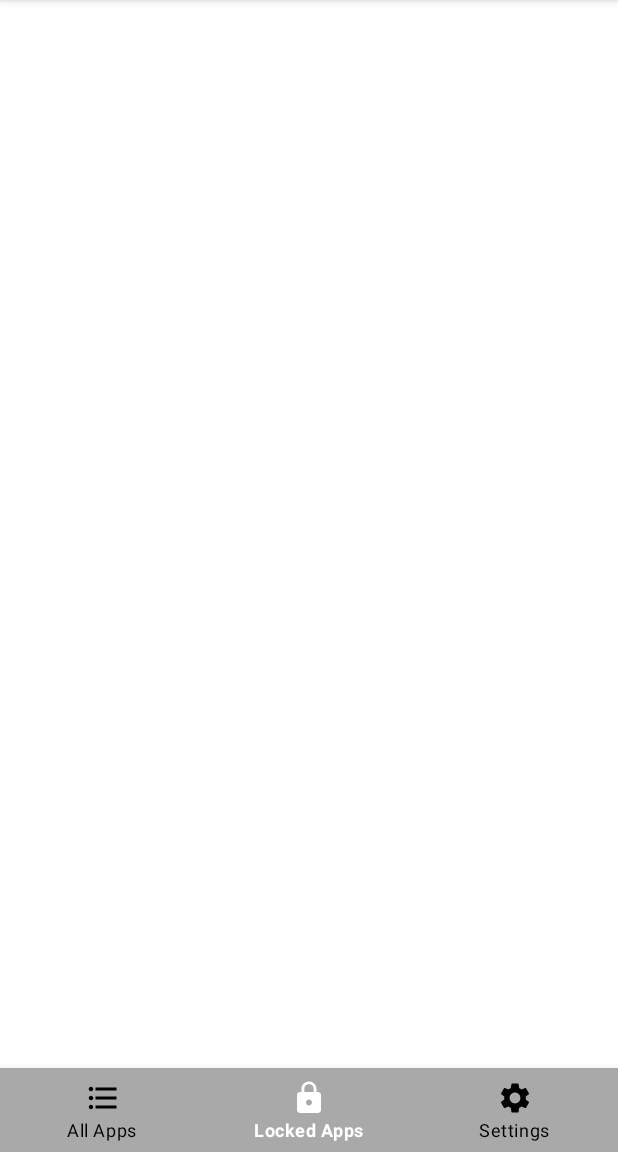
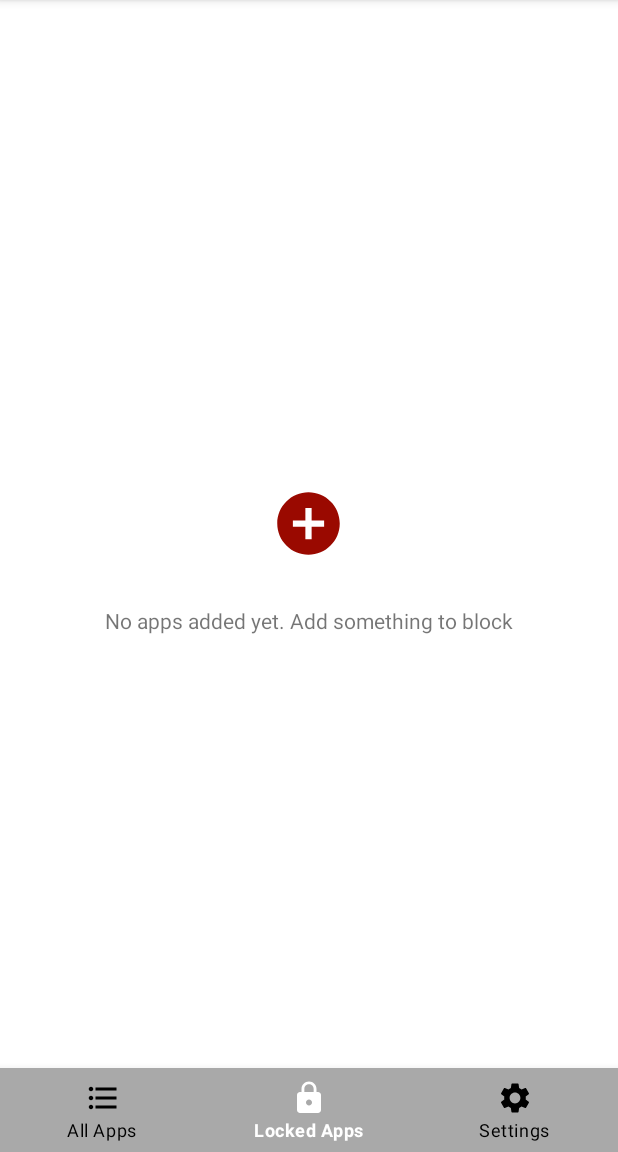
Before and after one commit to diyarfaraj/AppBlockr, an Android app: the screen it shows after launch (MainActivity), on a phone screen of 412 x 824 dp, the part 84-1236 px from its top. Run offline under Robolectric (Android 15) with nearby library versions, the phone set to English and light mode, and no system bars.

Commit message:
centered empty locked apps info

```diff
--- a/app/src/main/java/com/example/appblockr/MainActivity.java
+++ b/app/src/main/java/com/example/appblockr/MainActivity.java
@@ -19,7 +19,6 @@ import androidx.appcompat.app.AppCompatActivity;
 import androidx.recyclerview.widget.LinearLayoutManager;
 import androidx.recyclerview.widget.RecyclerView;
 
-import com.example.appblockr.adapter.AllAppAdapter;
 import com.example.appblockr.adapter.LockedAppAdapter;
 import com.example.appblockr.model.AppModel;
 import com.example.appblockr.services.BackgroundManager;
@@ -34,7 +33,7 @@ public class MainActivity extends AppCompatActivity {
     static List<AppModel> lockedAppsList = new ArrayList<>();
     static Context context;
     LockedAppAdapter lockedAppsAdapter = new LockedAppAdapter(lockedAppsList,context);
-    AllAppAdapter installedAppsAdapter = new AllAppAdapter(allInstalledApps,context);
+    //AllAppAdapter installedAppsAdapter = new AllAppAdapter(allInstalledApps,context);
     RecyclerView recyclerView;
     LockedAppAdapter adapter;
     ProgressDialog progressDialog;
@@ -104,7 +103,7 @@ public class MainActivity extends AppCompatActivity {
             }
 
         }
-        installedAppsAdapter.notifyDataSetChanged();
+        //installedAppsAdapter.notifyDataSetChanged();
         lockedAppsAdapter.notifyDataSetChanged();
         progressDialog.dismiss();
     }
--- a/app/src/main/res/layout/activity_main.xml
+++ b/app/src/main/res/layout/activity_main.xml
@@ -15,7 +15,37 @@
       app:layout_constraintBottom_toBottomOf="parent"
       app:layout_constraintEnd_toEndOf="parent"
       app:layout_constraintStart_toStartOf="parent"
-      app:layout_constraintTop_toTopOf="parent"></androidx.recyclerview.widget.RecyclerView>
+      app:layout_constraintTop_toTopOf="parent"/>
+
+  <LinearLayout
+      android:id="@+id/relativeLayout"
+      android:layout_width="match_parent"
+      android:layout_height="match_parent"
+      android:gravity="center"
+      android:orientation="vertical">
+
+
+    <ImageView
+        android:id="@+id/all_apps_button_img"
+        android:layout_width="50dp"
+        android:layout_height="50dp"
+        android:layout_gravity="center"
+        android:elevation="5dp"
+        android:src="@drawable/ic_baseline_add_circle_24"
+        android:background="@drawable/shadow"
+        />
+    <TextView
+        android:paddingTop="30dp"
+        android:layout_width="wrap_content"
+        android:layout_height="wrap_content"
+        android:text="No apps added yet. Add something to block"
+        android:layout_marginBottom="20dp"/>
+
+
+  </LinearLayout>
+
+
+
 
   <com.google.android.material.bottomnavigation.BottomNavigationView
       android:id="@+id/bottom_navigation"
--- a/app/src/main/res/layout/locked_adapter_design.xml
+++ b/app/src/main/res/layout/locked_adapter_design.xml
@@ -12,6 +12,9 @@
         android:layout_height="wrap_content"
         app:cardCornerRadius="2dp"
         app:cardElevation="2dp"
+        android:layout_marginTop="5dp"
+        android:layout_marginBottom="5dp"
+        android:layout_marginHorizontal="10dp"
         app:cardPreventCornerOverlap="false"
         app:contentPadding="0dp"
         tools:ignore="MissingConstraints">
```
